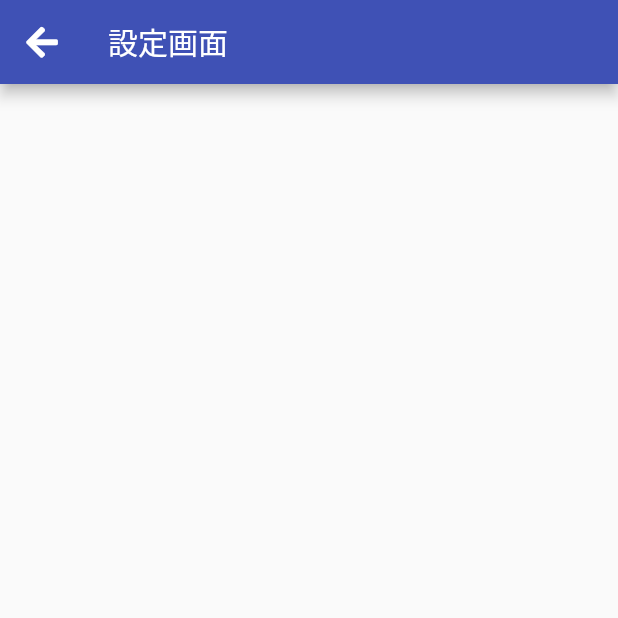
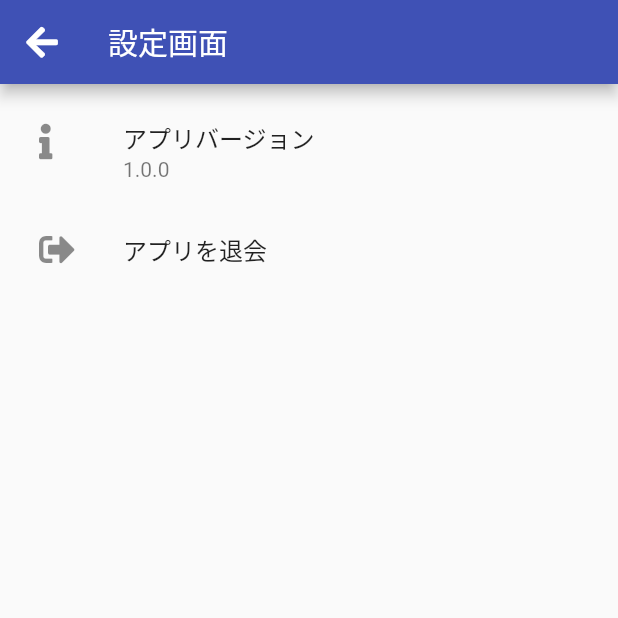
Before and after one commit to KonnoHaruto/campe_app, a Flutter app: the SettingScreen screen opened directly, on a phone screen of 412 x 824 dp, the top half of it. Run offline on Flutter 3.47's test engine with Material 2 defaults, Android fonts, the phone set to English and light mode, and no system bars; our stand-ins replace cloud_firestore, firebase_auth, firebase_core, flutter_hooks, flutter_riverpod, font_awesome_flutter and 3 more; accounts and stored records are empty.

Commit message:
#96 設定画面にアプリバージョンを表示するように変更

```diff
--- a/lib/view/screens/setting_screen.dart
+++ b/lib/view/screens/setting_screen.dart
@@ -1,11 +1,15 @@
+import 'package:campe_app/repositories/package_info_repository.dart';
+import 'package:campe_app/view/dialog/warning_dialog.dart';
 import 'package:flutter/material.dart';
+import 'package:flutter_riverpod/flutter_riverpod.dart';
 import 'package:font_awesome_flutter/font_awesome_flutter.dart';
 
-class SettingScreen extends StatelessWidget {
+class SettingScreen extends ConsumerWidget {
   const SettingScreen({Key? key}) : super(key: key);
 
   @override
-  Widget build(BuildContext context) {
+  Widget build(BuildContext context, WidgetRef ref) {
+    final appVersion = ref.watch(packageInfoRepositoryProvider).appVersion;
     return Scaffold(
       appBar: AppBar(
         title: const Text('設定画面'),
@@ -15,7 +19,23 @@ class SettingScreen extends StatelessWidget {
         ),
         backgroundColor: Colors.indigo,
       ),
-      body: null,
+      body: Padding(
+        padding: const EdgeInsets.all(10),
+        child: Column(
+          children: <Widget>[
+            ListTile(
+              leading: const FaIcon(FontAwesomeIcons.info),
+              title: const Text('アプリバージョン'),
+              subtitle: Text(appVersion),
+            ),
+            ListTile(
+              leading: const FaIcon(FontAwesomeIcons.signOutAlt),
+              title: const Text('アプリを退会'),
+              onTap: () => WarningDialog.show(context),
+            ),
+          ],
+        ),
+      ),
     );
   }
 }
```
